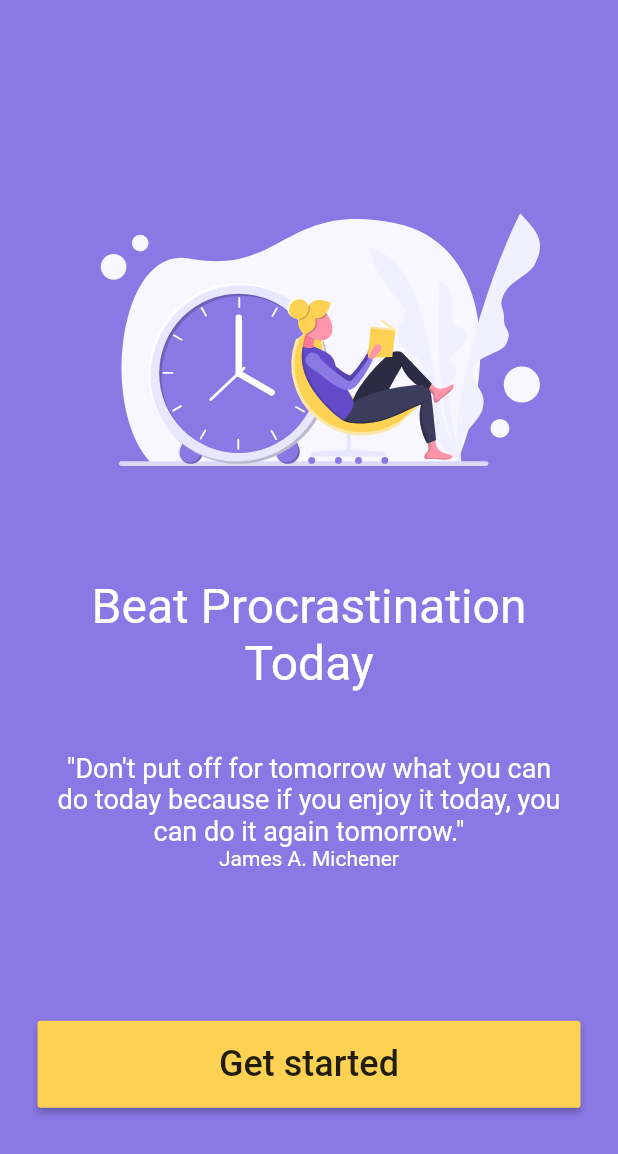
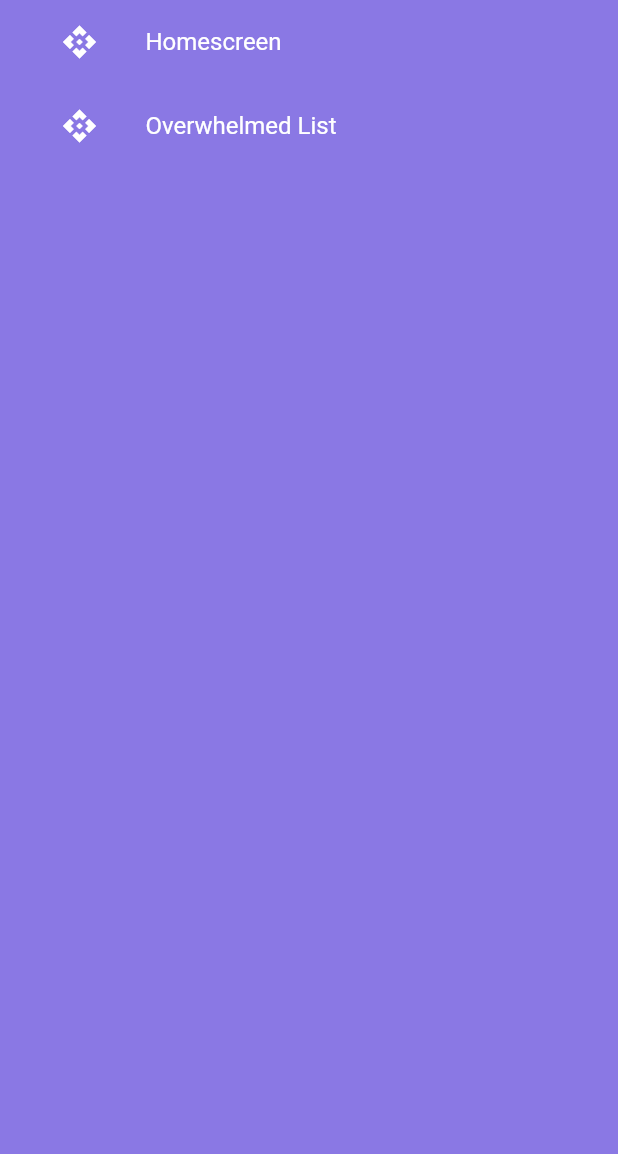
Before and after one commit to LyMc/do-it, a Flutter app: the screen it shows after launch, on a phone screen of 412 x 824 dp. Shown: the top 1154 px of the screen. Run offline on Flutter 3.47's test engine with Material 2 defaults, Android fonts, the phone set to English and light mode, and no system bars; our stand-ins replace flutter_svg, get, material_design_icons_flutter.

Commit message:
Use theme. Use Screens for starting point, usefull for developing. Add list for overwhelmed strategy (ui only).

```diff
--- a/lib/homescreen.dart
+++ b/lib/homescreen.dart
@@ -3,7 +3,6 @@ import 'package:flutter_svg/flutter_svg.dart';
 import 'package:get/get.dart';
 
 import 'addTaskScreen.dart';
-import 'theme.dart';
 import 'tasksController.dart';
 import 'shareable/primaryAction.dart';
 
@@ -13,9 +12,7 @@ class Homescreen extends StatelessWidget {
   @override
   Widget build(BuildContext context) {
     return Material(
-        type: MaterialType.transparency,
       child: Container(
-          decoration: BoxDecoration(color: AppColors.purple),
         padding: const EdgeInsets.symmetric(horizontal: 25),
         child: Column(
           mainAxisAlignment: MainAxisAlignment.center,
@@ -25,9 +22,12 @@ class Homescreen extends StatelessWidget {
             title,
             quote,
             quoteAuthor,
-                getStartedButton
-              ]),
-        ));
+            getStartedButton,
+            SizedBox(height: 15),
+          ],
+        ),
+      ),
+    );
   }
 
   final headerImage = Container(
@@ -44,8 +44,9 @@ class Homescreen extends StatelessWidget {
       'Beat Procrastination Today',
       textAlign: TextAlign.center,
       textDirection: TextDirection.ltr,
-        style: TextStyle(fontSize: 32, color: Colors.white),
-      ));
+      style: TextStyle(fontSize: 32),
+    ),
+  );
 
   final quote = Padding(
     padding: const EdgeInsets.only(left: 10, right: 10),
@@ -53,20 +54,22 @@ class Homescreen extends StatelessWidget {
       '"Don\'t put off for tomorrow what you can do today because if you enjoy it today, you can do it again tomorrow."',
       textDirection: TextDirection.ltr,
       textAlign: TextAlign.center,
-        style: TextStyle(
-          fontSize: 18,
-          color: Colors.white,
+      style: TextStyle(fontSize: 18),
     ),
-      ));
+  );
 
-  final quoteAuthor = Text('James A. Michener',
+  final quoteAuthor = Text(
+    'James A. Michener',
     textAlign: TextAlign.center,
-      style: TextStyle(
-        color: Colors.white,
-      ));
+  );
 
   final getStartedButton = Padding(
     padding: EdgeInsets.only(top: 100),
     child: PrimaryAction(
-          text: "Get started", onPressed: () => Get.to(AddTaskScreen())));
+      text: "Get started",
+      onPressed: () => Get.to(
+        AddTaskScreen(),
+      ),
+    ),
+  );
 }
--- a/lib/main.dart
+++ b/lib/main.dart
@@ -2,11 +2,12 @@ import 'package:flutter/material.dart';
 import 'package:get/get.dart';
 
 import 'homescreen.dart';
+import 'screens.dart';
 import 'theme.dart';
 
-void main() {
-  runApp(MyApp());
-}
+const dev = true;
+
+void main() => runApp(MyApp());
 
 class MyApp extends StatelessWidget {
   // This widget is the root of your application.
@@ -14,16 +15,8 @@ class MyApp extends StatelessWidget {
   Widget build(BuildContext context) {
     return GetMaterialApp(
       title: 'Do It',
-      theme: ThemeData(
-        // This is the theme of your application.
-        appBarTheme: AppBarTheme(iconTheme: IconThemeData(color: Colors.white)),
-        primaryColor: AppColors.purple,
-        // This makes the visual density adapt to the platform that you run
-        // the app on. For desktop platforms, the controls will be smaller and
-        // closer together (more dense) than on mobile platforms.
-        visualDensity: VisualDensity.adaptivePlatformDensity,
-      ),
-      home: Homescreen(),
+      theme: AppColors.theme,
+      home: dev ? Screens() : Homescreen(),
     );
   }
 }
--- /dev/null
+++ b/lib/screens.dart
@@ -0,0 +1,30 @@
+import 'package:flutter/material.dart';
+import 'package:get/get.dart';
+
+import 'homescreen.dart';
+import 'strategies/overwhelmed/list.dart';
+
+final menu = {
+  'Homescreen': () => Homescreen(),
+  'Overwhelmed List': () => OverwhelmedListScreen(),
+};
+
+class Screens extends StatelessWidget {
+  @override
+  Widget build(BuildContext context) {
+    return Material(
+      child: Container(
+        padding: const EdgeInsets.symmetric(horizontal: 25),
+        child: ListView(
+          children: menu.entries.map((menuItem) {
+            return ListTile(
+              leading: Icon(Icons.api),
+              title: Text(menuItem.key),
+              onTap: () => Get.to(menuItem.value()),
+            );
+          }).toList(),
+        ),
+      ),
+    );
+  }
+}
--- a/lib/strategies/overwhelmedStrategy.dart
+++ b/lib/strategies/overwhelmedStrategy.dart
@@ -1,3 +1,4 @@
+import 'package:do_it/strategies/overwhelmed/list.dart';
 import 'package:do_it/successScreen.dart';
 import 'package:flutter/material.dart';
 import 'package:get/get.dart';
@@ -52,7 +53,9 @@ class OverwhelmedStrategy extends StatelessWidget {
 
   final learnMoreButton = Padding(
       padding: EdgeInsets.only(top: 20),
-      child: PrimaryAction(text: 'Learn more', onPressed: () => {}));
+      child: PrimaryAction(
+          text: 'Learn more',
+          onPressed: () => Get.to(OverwhelmedListScreen())));
 
   Container get currentTask {
     return Container(
--- a/lib/theme.dart
+++ b/lib/theme.dart
@@ -1,6 +1,22 @@
 import 'package:flutter/material.dart';
 
 class AppColors {
-  static const Color yellow = Color(0xFFFDD252);
-  static const Color purple = Color(0xFF8A78E4);
+  static const yellow = Color(0xFFFDD252);
+  static const purple = Color(0xFF8A78E4);
+  static final red = Colors.red[100];
+
+  static final theme = ThemeData(
+    brightness: Brightness.dark,
+    applyElevationOverlayColor: true,
+    canvasColor: purple,
+    primaryColor: purple,
+    scaffoldBackgroundColor: purple,
+    backgroundColor: purple,
+    dialogBackgroundColor: purple,
+    accentColor: yellow,
+    accentColorBrightness: ThemeData.estimateBrightnessForColor(yellow),
+    toggleableActiveColor: yellow,
+    errorColor: red,
+    appBarTheme: AppBarTheme(iconTheme: IconThemeData(color: Colors.white)),
+  );
 }
```
Also changed, not shown: lib/strategies/confidenceStrategy.dart (+6 -3 lines), lib/strategies/overwhelmed/item.dart (added, +31 -0 lines), lib/strategies/overwhelmed/list.dart (added, +35 -0 lines). Lines whose indentation alone changed are shown as unchanged.
